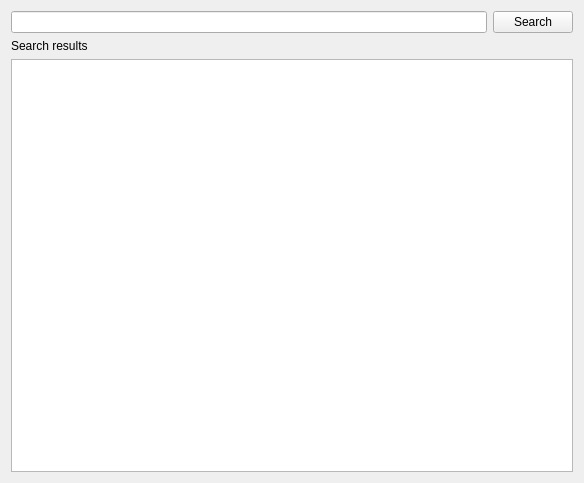
arielvb/collector, file ui/designer/search_results.ui: the form before one commit.
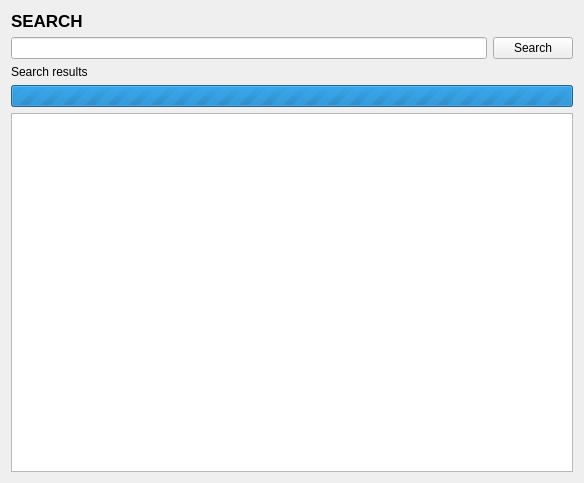
The form after the commit.

Commit message: Submodule collector, connect search with the worker pluguin search, and minor ui changes

What changed in the file:
```diff
--- a/ui/designer/search_results.ui
+++ b/ui/designer/search_results.ui
@@ -16,6 +16,21 @@
   <layout class="QVBoxLayout" name="verticalLayout_2">
    <item>
     <layout class="QVBoxLayout" name="verticalLayout">
+     <item>
+      <widget class="QLabel" name="label_2">
+       <property name="font">
+        <font>
+         <pointsize>13</pointsize>
+         <weight>75</weight>
+         <bold>true</bold>
+         <strikeout>false</strikeout>
+        </font>
+       </property>
+       <property name="text">
+        <string>SEARCH</string>
+       </property>
+      </widget>
+     </item>
      <item>
       <layout class="QHBoxLayout" name="horizontalLayout">
        <item>
@@ -38,7 +53,14 @@
       </widget>
      </item>
      <item>
-      <widget class="QListView" name="listView"/>
+      <widget class="QProgressBar" name="progressBar">
+       <property name="maximum">
+        <number>0</number>
+       </property>
+      </widget>
+     </item>
+     <item>
+      <widget class="QListWidget" name="listWidget"/>
      </item>
     </layout>
    </item>
```
Left out of the diff: 21 changed lines with no effect on the pictures. The commit also changes 19 other files.
